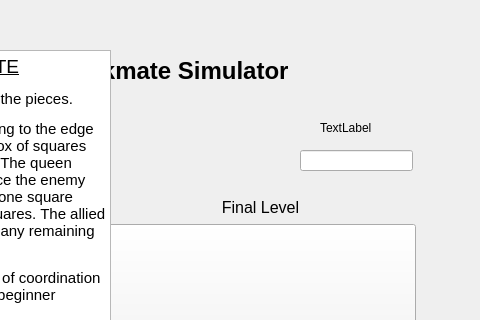
Above: startmenu.ui from University-of-Utah-CS3505/a9-edu-app-f24-birdy117 before the change; both pictures show x 320 to 800 and y 0 to 320 of the 800 by 600 pixel window. Below: the same form after it.
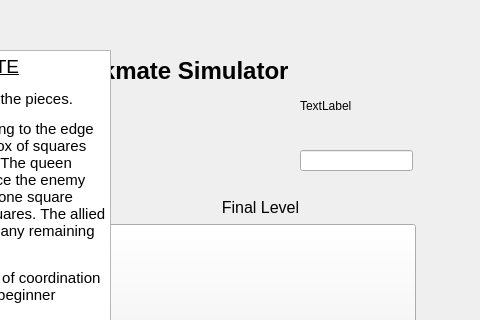
That is the form after the change. Icons and pictures are not drawn.

```diff
--- a/startmenu.ui
+++ b/startmenu.ui
@@ -533,10 +533,10 @@
    <widget class="QLabel" name="inputBoxQuestion">
     <property name="geometry">
      <rect>
-      <x>640</x>
-      <y>120</y>
-      <width>58</width>
-      <height>16</height>
+      <x>620</x>
+      <y>70</y>
+      <width>111</width>
+      <height>71</height>
      </rect>
     </property>
     <property name="text">
```
